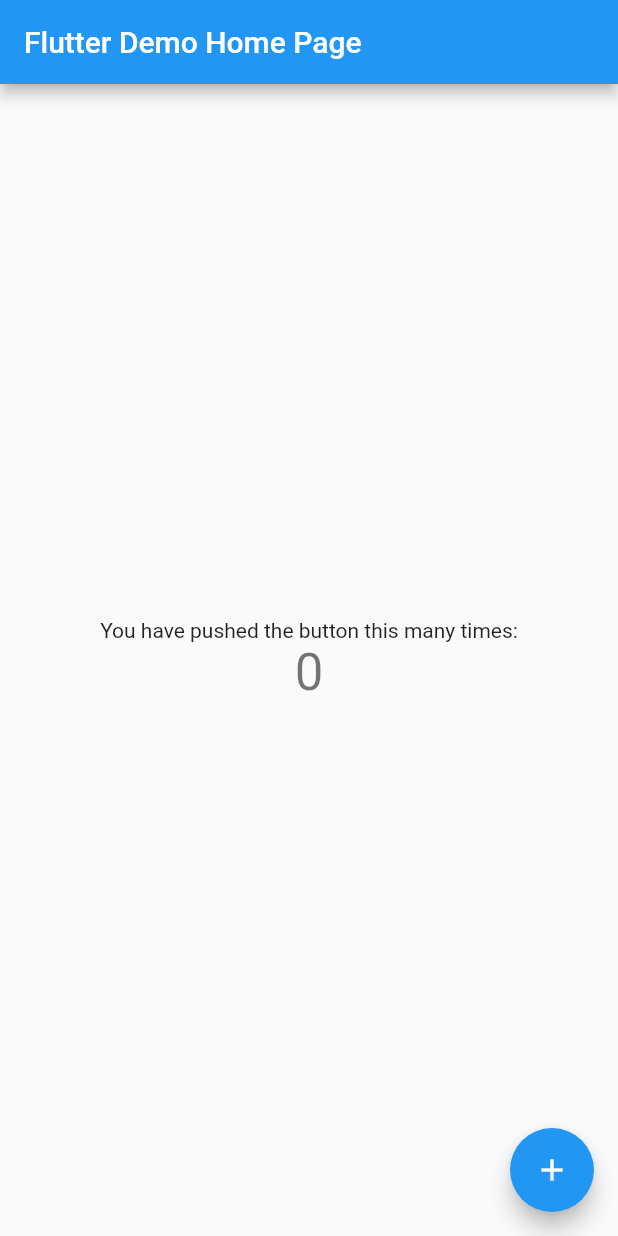
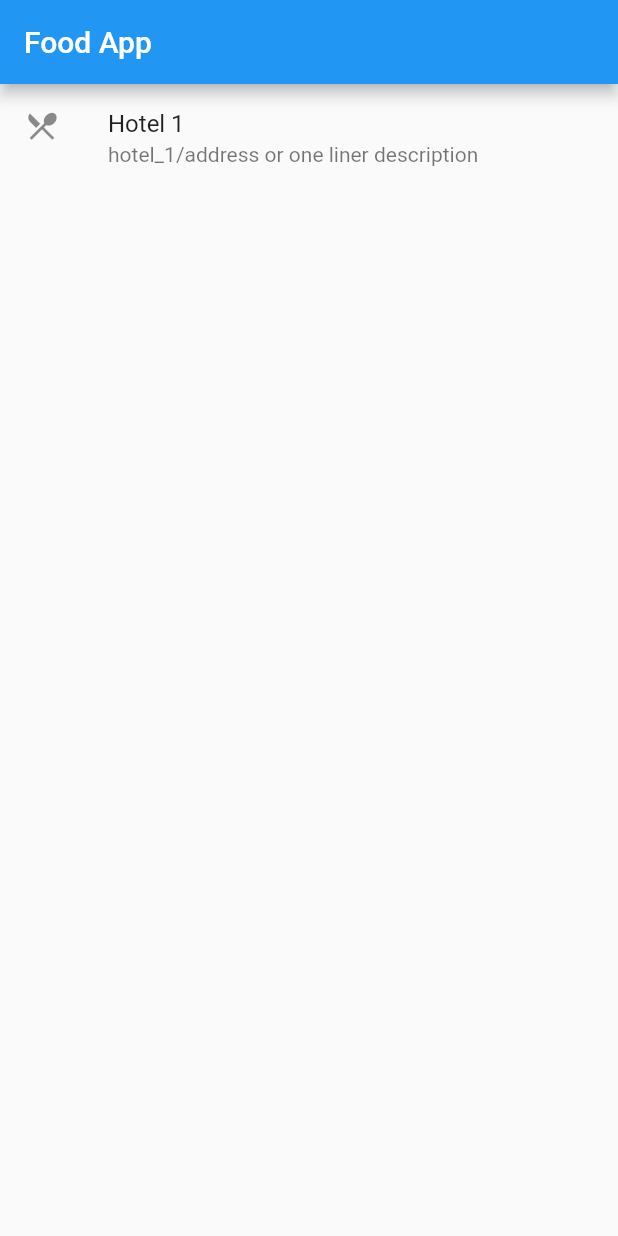
Before and after one commit to THE-BLACK-HATS/dev-days-food-app, a Flutter app: the screen it shows after launch, on a phone screen of 412 x 824 dp. Run offline on Flutter 3.47's test engine with Material 2 defaults, Android fonts, the phone set to English and light mode, and no system bars.

Commit message:
developing UI

```diff
--- a/lib/main.dart
+++ b/lib/main.dart
@@ -1,113 +1,79 @@
 import 'package:flutter/material.dart';
+import 'package:food_app/pages/hotelDetails.dart';
 
 void main() {
   runApp(MyApp());
 }
 
 class MyApp extends StatelessWidget {
-  // This widget is the root of your application.
   @override
   Widget build(BuildContext context) {
     return MaterialApp(
-      title: 'Flutter Demo',
+      title: 'Food App',
+      debugShowCheckedModeBanner: false,
       theme: ThemeData(
-        // This is the theme of your application.
-        //
-        // Try running your application with "flutter run". You'll see the
-        // application has a blue toolbar. Then, without quitting the app, try
-        // changing the primarySwatch below to Colors.green and then invoke
-        // "hot reload" (press "r" in the console where you ran "flutter run",
-        // or simply save your changes to "hot reload" in a Flutter IDE).
-        // Notice that the counter didn't reset back to zero; the application
-        // is not restarted.
         primarySwatch: Colors.blue,
       ),
-      home: MyHomePage(title: 'Flutter Demo Home Page'),
+      darkTheme: ThemeData(
+        brightness: Brightness.dark,
+        primarySwatch: Colors.teal,
+      ),
+      themeMode: ThemeMode.system,
+      /* ThemeMode.system to follow system theme,
+         ThemeMode.light for light theme,
+         ThemeMode.dark for dark theme
+      */
+      home: MyHomePage(title: 'Food App'),
     );
   }
 }
 
 class MyHomePage extends StatefulWidget {
+  final String title;
   MyHomePage({Key? key, required this.title}) : super(key: key);
-
-  // This widget is the home page of your application. It is stateful, meaning
-  // that it has a State object (defined below) that contains fields that affect
-  // how it looks.
 
   // This class is the configuration for the state. It holds the values (in this
   // case the title) provided by the parent (in this case the App widget) and
   // used by the build method of the State. Fields in a Widget subclass are
   // always marked "final".
 
-  final String title;
-
   @override
   _MyHomePageState createState() => _MyHomePageState();
 }
 
 class _MyHomePageState extends State<MyHomePage> {
-  int _counter = 0;
-
-  void _incrementCounter() {
-    setState(() {
-      // This call to setState tells the Flutter framework that something has
-      // changed in this State, which causes it to rerun the build method below
-      // so that the display can reflect the updated values. If we changed
-      // _counter without calling setState(), then the build method would not be
-      // called again, and so nothing would appear to happen.
-      _counter++;
-    });
-  }
-
   @override
   Widget build(BuildContext context) {
-    // This method is rerun every time setState is called, for instance as done
-    // by the _incrementCounter method above.
-    //
-    // The Flutter framework has been optimized to make rerunning build methods
-    // fast, so that you can just rebuild anything that needs updating rather
-    // than having to individually change instances of widgets.
+    // This method is rerun every time setState is called
+    // The Flutter framework has been optimized to make rerunning
+    //build methods fast
     return Scaffold(
       appBar: AppBar(
-        // Here we take the value from the MyHomePage object that was created by
-        // the App.build method, and use it to set our appbar title.
         title: Text(widget.title),
       ),
-      body: Center(
-        // Center is a layout widget. It takes a single child and positions it
-        // in the middle of the parent.
-        child: Column(
-          // Column is also a layout widget. It takes a list of children and
-          // arranges them vertically. By default, it sizes itself to fit its
-          // children horizontally, and tries to be as tall as its parent.
-          //
-          // Invoke "debug painting" (press "p" in the console, choose the
-          // "Toggle Debug Paint" action from the Flutter Inspector in Android
-          // Studio, or the "Toggle Debug Paint" command in Visual Studio Code)
-          // to see the wireframe for each widget.
-          //
-          // Column has various properties to control how it sizes itself and
-          // how it positions its children. Here we use mainAxisAlignment to
-          // center the children vertically; the main axis here is the vertical
-          // axis because Columns are vertical (the cross axis would be
-          // horizontal).
-          mainAxisAlignment: MainAxisAlignment.center,
-          children: <Widget>[
-            Text(
-              'You have pushed the button this many times:',
-            ),
-            Text(
-              '$_counter',
-              style: Theme.of(context).textTheme.headline4,
+      body: Container(
+        // margin: EdgeInsets.all(4),
+        child: ListView(
+          physics:
+              BouncingScrollPhysics(parent: AlwaysScrollableScrollPhysics()),
+          children: [
+            ListTile(
+              leading: Icon(Icons.restaurant_menu),
+              title: Text("Hotel 1"),
+              subtitle: Text("hotel_1/address or one liner description"),
+              onTap: () {
+                Navigator.push(
+                    context,
+                    MaterialPageRoute(
+                      builder: (context) => Hotel(
+                        title: "Hotel 1",
+                      ),
+                    ));
+              },
             ),
           ],
         ),
       ),
-      floatingActionButton: FloatingActionButton(
-        onPressed: _incrementCounter,
-        tooltip: 'Increment',
-        child: Icon(Icons.add),
-      ), // This trailing comma makes auto-formatting nicer for build methods.
     );
   }
 }
```
Also changed, not shown: lib/pages/hotelDetails.dart (added, +61 -0 lines), pubspec.lock, 1 other file.
